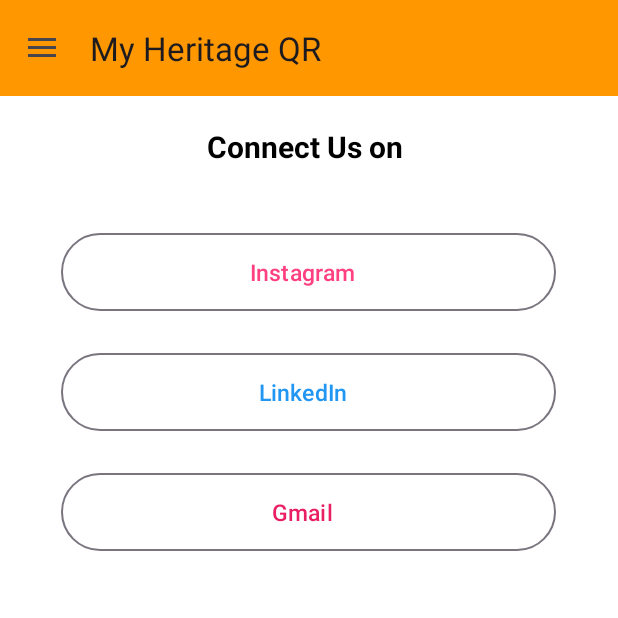
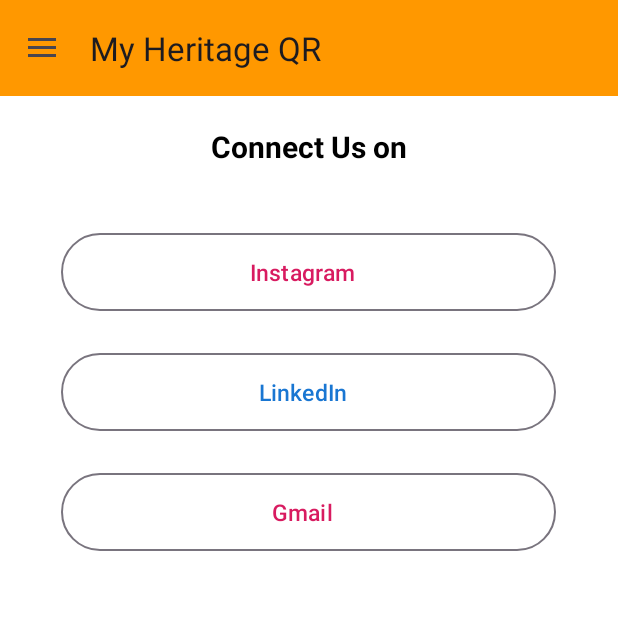
Before and after one commit to vikas02k02/My-Heritage-QR, an Android app: the fragment F_contactUs placed in its activity, on a phone screen of 412 x 824 dp, the top half of it. Run offline under Robolectric (Android 15) with nearby library versions, the phone set to English and light mode, and no system bars.

Commit message:
bug resolved on feedback and contact fragment

```diff
--- a/app/src/main/java/com/vikas/qr/F_contactUs.java
+++ b/app/src/main/java/com/vikas/qr/F_contactUs.java
@@ -1,5 +1,6 @@
 package com.vikas.qr;
 
+import android.annotation.SuppressLint;
 import android.content.Intent;
 import android.content.pm.PackageManager;
 import android.content.pm.ResolveInfo;
@@ -16,7 +17,7 @@ import java.util.List;
 
 
 public class F_contactUs extends Fragment {
-    Button Btn_instagram ,Btn_Linkedin , Btn_Gmail;
+    Button Btn_instagram ,btnLinkedIn , Btn_Gmail;
     public F_contactUs() {
         // Required empty public constructor
     }
@@ -36,7 +37,7 @@ public class F_contactUs extends Fragment {
             intent.setPackage("com.instagram.android");
             // ...
             PackageManager packageManager = requireActivity().getPackageManager();
-            List<ResolveInfo> activities = packageManager.queryIntentActivities(intent, 0);
+            @SuppressLint("QueryPermissionsNeeded") List<ResolveInfo> activities = packageManager.queryIntentActivities(intent, 0);
             boolean isIntentSafe = activities.size() > 0;
 
             if (!isIntentSafe) {
@@ -49,24 +50,18 @@ public class F_contactUs extends Fragment {
 
 // Linkedin  contact
         });
-        Button btnLinkedIn = view.findViewById(R.id.btn_LinkedIn);
-        btnLinkedIn.setOnClickListener(new View.OnClickListener() {
-            @Override
-            public void onClick(View v) {
+        btnLinkedIn = view.findViewById(R.id.btn_LinkedIn);
+        btnLinkedIn.setOnClickListener(v -> {
             String linkedInProfileUrl = "https://www.linkedin.com/in/vikas-kumar-1b6757223";
             Intent intent = new Intent(Intent.ACTION_VIEW, Uri.parse(linkedInProfileUrl));
             startActivity(intent);
-            }
         });
         Btn_Gmail = view.findViewById(R.id.btn_gmail);
-        Btn_Gmail.setOnClickListener(new View.OnClickListener() {
-            @Override
-            public void onClick(View v) {
+        Btn_Gmail.setOnClickListener(v -> {
             String recipientEmail = "vikas.02k02@gmail.com";
             Intent intent = new Intent(Intent.ACTION_SENDTO);
             intent.setData(Uri.parse("mailto:" + recipientEmail));
             startActivity(intent);
-            }
         });
 
         return view;
--- a/app/src/main/res/layout/fragment_f_contact_us.xml
+++ b/app/src/main/res/layout/fragment_f_contact_us.xml
@@ -12,7 +12,7 @@
     <TextView
         android:layout_width="wrap_content"
         android:layout_height="wrap_content"
-        android:text="Connect Us on "
+        android:text="@string/connect_us_on"
         android:textColor="@color/black"
         android:textSize="20sp"
         android:textStyle="bold"
@@ -24,32 +24,37 @@
         style="@style/Widget.Material3.Button.OutlinedButton.Icon"
         android:layout_width="330dp"
         android:layout_height="60dp"
+        android:layout_gravity="center"
         android:layout_marginTop="40dp"
-        android:layout_gravity="center"
-        android:text="Instagram"
+        android:text="@string/instagram"
+        android:textColor="#D81B60"
+
         android:textSize="15sp"
+        tools:ignore="VisualLintButtonSize" />
 
-        android:textColor="@color/red" />
     <Button
         android:id="@+id/btn_LinkedIn"
         style="@style/Widget.Material3.Button.OutlinedButton.Icon"
         android:layout_width="330dp"
         android:layout_height="60dp"
+        android:layout_gravity="center"
         android:layout_marginTop="20dp"
-        android:layout_gravity="center"
-        android:text="LinkedIn"
+        android:text="@string/linkedin"
+        android:textColor="#1976D2"
         android:textSize="15sp"
-        android:textColor="#2196F3"/>
+        tools:ignore="VisualLintButtonSize" />
+
     <Button
         android:id="@+id/btn_gmail"
         style="@style/Widget.Material3.Button.OutlinedButton.Icon"
         android:layout_width="330dp"
         android:layout_height="60dp"
+        android:layout_gravity="center"
         android:layout_marginTop="20dp"
-        android:layout_gravity="center"
-        android:text="Gmail"
+        android:text="@string/gmail"
+        android:textColor="#D81B60"
         android:textSize="15sp"
-        android:textColor="#E91E63"/>
+        tools:ignore="VisualLintButtonSize" />
 
     <ImageView
         android:id="@+id/imageView3"
@@ -57,13 +62,14 @@
         android:layout_height="250dp"
         android:layout_gravity="center"
         android:layout_marginBottom="20dp"
-        android:src="@drawable/logo" />
+        android:src="@drawable/logo"
+        tools:ignore="ContentDescription" />
 
     <TextView
         android:layout_width="wrap_content"
         android:layout_height="wrap_content"
         android:layout_gravity="center"
-        android:text="Copyright \u00A9 2023 -vikas02k02"
+        android:text="@string/copyright_u00a9_2023_vikas02k02"
         android:layout_marginBottom="5dp"/>
 
 
--- a/app/src/main/res/values/strings.xml
+++ b/app/src/main/res/values/strings.xml
@@ -31,5 +31,12 @@
     <string name="vikas_02k02_gmail_com">vikas.02k02@gmail.com</string>
     <string name="current_password">Current Password:</string>
     <string name="vikas_kumar">Vikas Kumar</string>
+    <string name="connect_us_on">Connect Us on</string>
+    <string name="instagram">Instagram</string>
+    <string name="linkedin">LinkedIn</string>
+    <string name="gmail">Gmail</string>
+    <string name="copyright_u00a9_2023_vikas02k02">Copyright © 2023 -vikas02k02</string>
+    <string name="please_rate_us_to_improve_your_experience">Please rate us to improve your experience</string>
+    <string name="submit">Submit</string>
 
 </resources>
```
Also changed, not shown: app/src/main/java/com/vikas/qr/F_feedback.java (+4 -8 lines), app/src/main/res/layout/fragment_f_feedback.xml (+7 -5 lines). Lines whose indentation alone changed are shown as unchanged.
